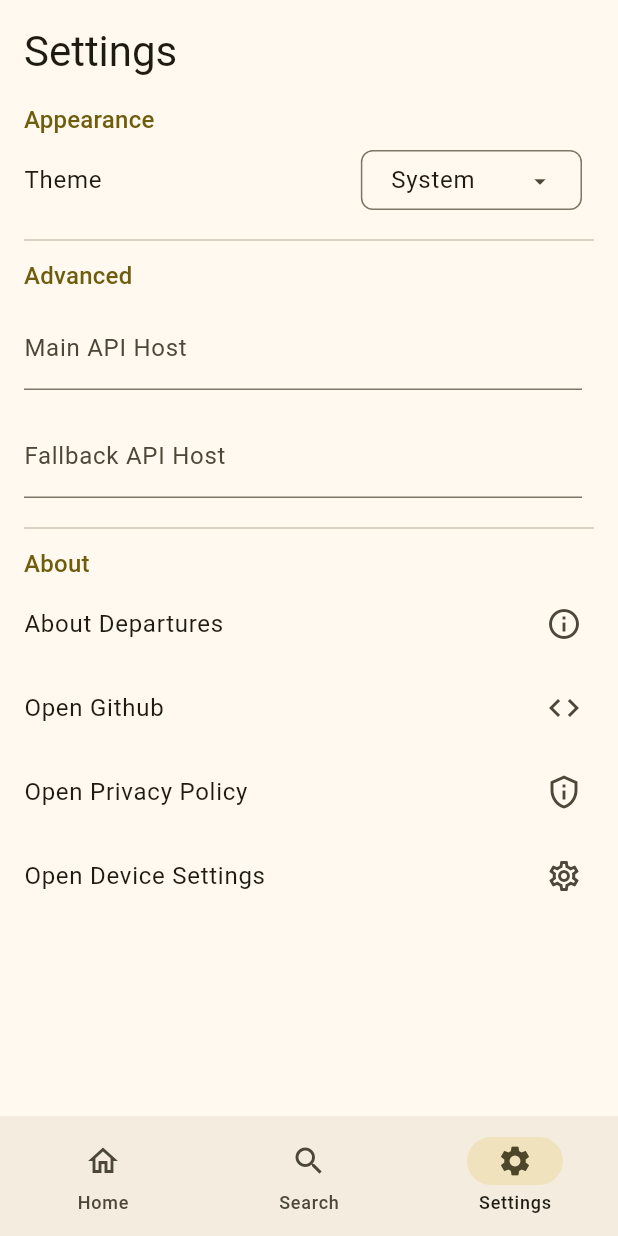
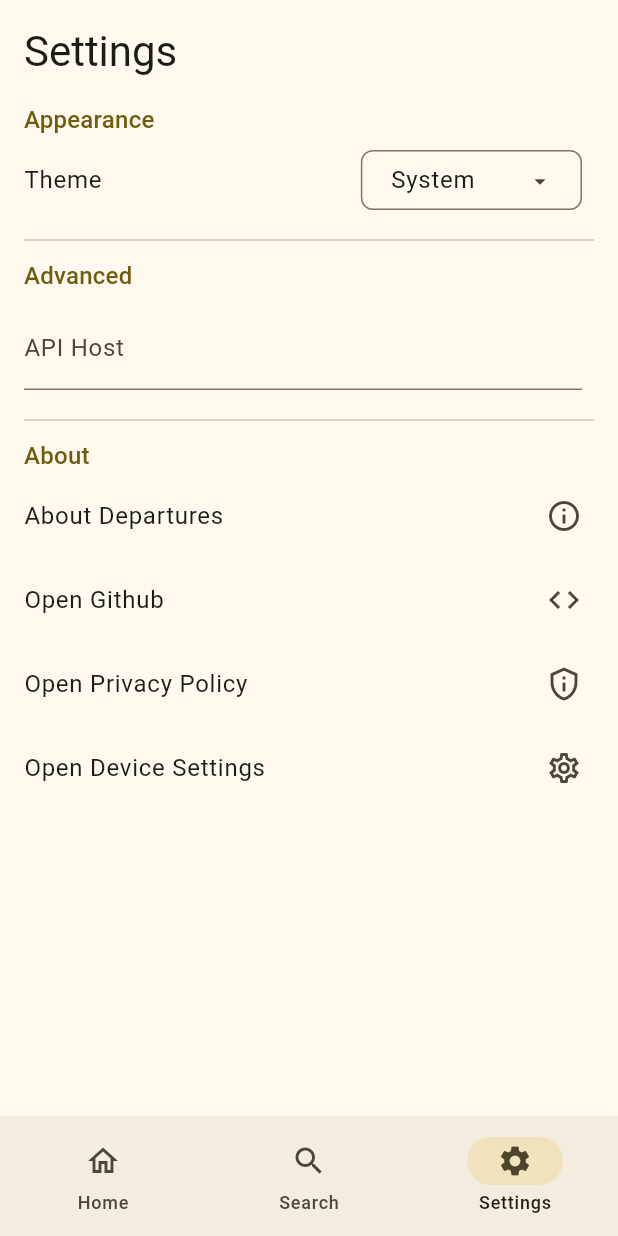
Before and after one commit to drenkmann/departures, a Flutter app: the screen it shows after launch, item 3 of the bottom bar chosen, on a phone screen of 412 x 824 dp. Run offline on Flutter 3.47's test engine with Material 3 defaults, Android fonts, the phone set to English and light mode, and no system bars; our stand-ins replace geolocator, package_info_plus, shared_preferences; generated files the repository leaves out were written again.

Commit message:
refactor!: remove fallback api, set vbb as default

```diff
--- a/lib/l10n/intl_de.arb
+++ b/lib/l10n/intl_de.arb
@@ -30,8 +30,7 @@
     "settingsSectionAppearance": "Aussehen",
     "settingsSectionAdvanced": "Experten",
     "settingsSectionAbout": "Über",
-    "settingsMainHostLabel": "Primärer API Host",
-    "settingsFallbackHostLabel": "Sekundärer API Host",
+    "settingsApiHostLabel": "API Host",
     "settingsAboutAppButton": "Über diese App",
     "settingsOpenGithubButton": "Github öffnen",
     "settingsOpenPrivacyPolicyButton": "Datenschutzrichtlinie öffnen",
--- a/lib/l10n/intl_en.arb
+++ b/lib/l10n/intl_en.arb
@@ -110,13 +110,9 @@
     "@settingsSectionAbout": {
         "description": "About section title"
     },
-    "settingsMainHostLabel": "Main API Host",
-    "@settingsMainHostLabel": {
-        "description": "Label of the text field for the main api host to be used"
-    },
-    "settingsFallbackHostLabel": "Fallback API Host",
-    "@settingsFallbackHostLabel": {
-        "description": "Label of the text field for the fallback api host to be used"
+    "settingsApiHostLabel": "API Host",
+    "@settingsApiHostLabel": {
+        "description": "Label of the text field for the api host to be used"
     },
     "settingsAboutAppButton": "About Departures",
     "@settingsAboutAppButton": {},
--- a/lib/settings_page.dart
+++ b/lib/settings_page.dart
@@ -16,26 +16,21 @@ class SettingsPage extends StatefulWidget {
 
 class _SettingsPageState extends State<SettingsPage> {
   late TextEditingController _mainHostController;
-  late TextEditingController _fallbackHostController;
   FocusNode mainHostFocusNode = FocusNode();
-  FocusNode fallbackHostFocusNode = FocusNode();
 
   @override
   void initState() {
     super.initState();
 
     _mainHostController = TextEditingController();
-    _fallbackHostController = TextEditingController();
 
     final apiHostProvider = Provider.of<ApiSettingsProvider>(context, listen: false);
     _mainHostController.text = apiHostProvider.mainHost;
-    _fallbackHostController.text = apiHostProvider.fallbackHost;
   }
 
   @override
   void dispose() {
     _mainHostController.dispose();
-    _fallbackHostController.dispose();
 
     super.dispose();
   }
@@ -128,35 +123,12 @@ class _SettingsPageState extends State<SettingsPage> {
                         mainHostFocusNode.unfocus();
                       },
                       onChanged: (value) {
-                        apiHostProvider.saveMainHostPreference(value);
-                      },
-                      decoration: InputDecoration(
-                        border: const UnderlineInputBorder(),
-                        hintText: "v6.bvg.transport.rest",
-                        labelText: appLocalizations.settingsMainHostLabel,
-                      ),
-                    );
-                  }
-                ),
-              ),
-              ListTile(
-                title: Consumer<ApiSettingsProvider>(
-                  builder: (context, apiHostProvider, child) {
-                    _fallbackHostController.text = apiHostProvider.fallbackHost;
-
-                    return TextFormField(
-                      controller: _fallbackHostController,
-                      focusNode: fallbackHostFocusNode,
-                      onTapOutside: (event) {
-                        fallbackHostFocusNode.unfocus();
-                      },
-                      onChanged: (value) {
-                        apiHostProvider.saveFallbackHostPreferences(value);
+                        apiHostProvider.saveHostPreference(value);
                       },
                       decoration: InputDecoration(
                         border: const UnderlineInputBorder(),
                         hintText: "v6.vbb.transport.rest",
-                        labelText: appLocalizations.settingsFallbackHostLabel,
+                        labelText: appLocalizations.settingsApiHostLabel,
                       ),
                     );
                   }
```
Also changed, not shown: lib/provider/api_host_settings.dart (+2 -19 lines), lib/services/vbb_api.dart (+10 -106 lines).
